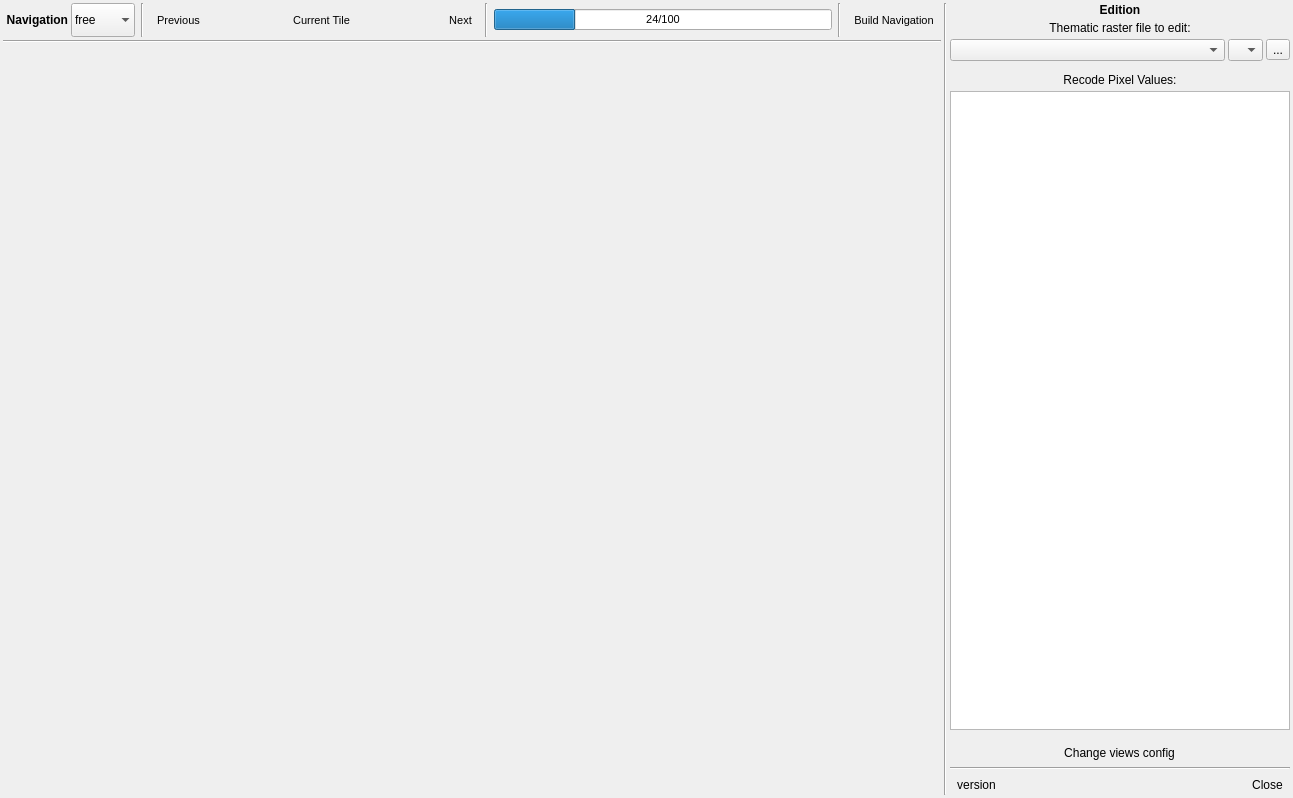
First picture: the form in ui/main_dialog.ui, repository SMByC/ThRasE, before the edit.
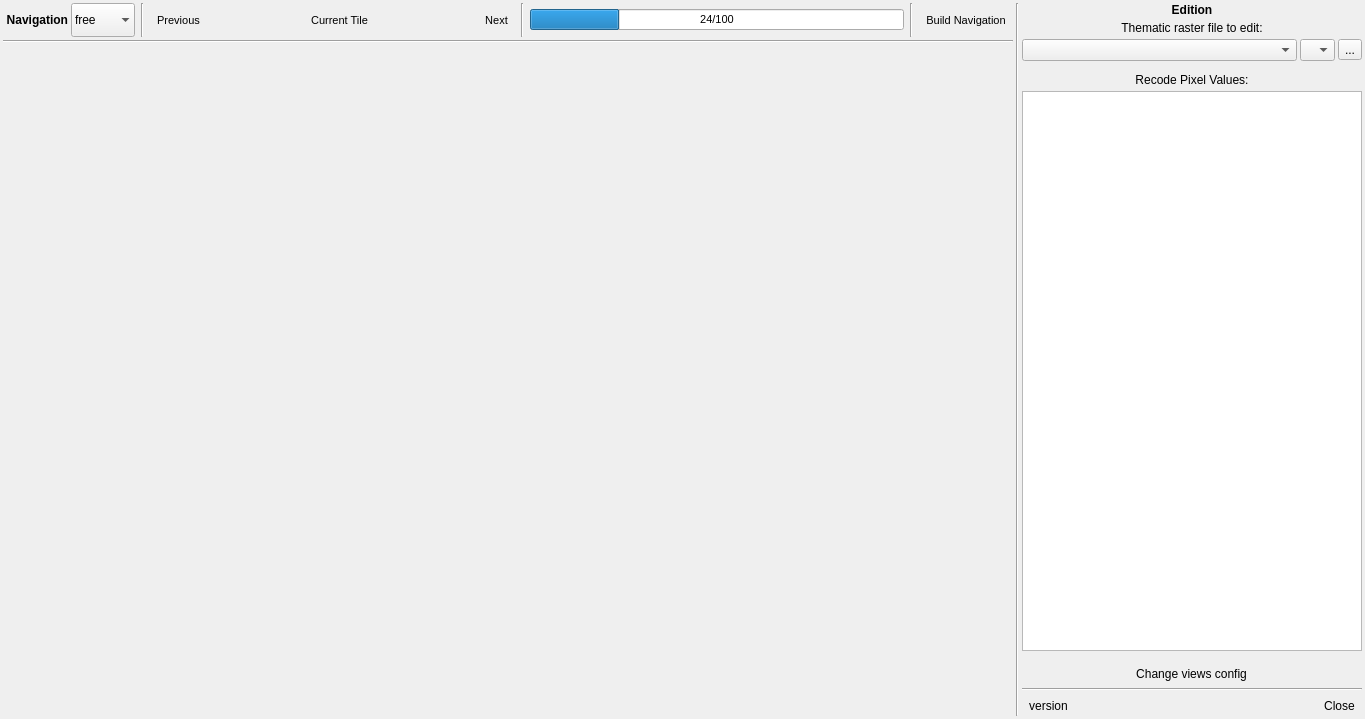
Second picture: the form after the edit. Icons and pictures are not drawn. Custom widgets are drawn as their Qt base class.

Commit message: Changed the default size of view widget to 1x2

Patch:
```diff
--- a/ui/main_dialog.ui
+++ b/ui/main_dialog.ui
@@ -6,8 +6,8 @@
    <rect>
     <x>0</x>
     <y>0</y>
-    <width>1293</width>
-    <height>798</height>
+    <width>1365</width>
+    <height>719</height>
    </rect>
   </property>
   <property name="windowTitle">
```
The commit also changes 1 other file.
